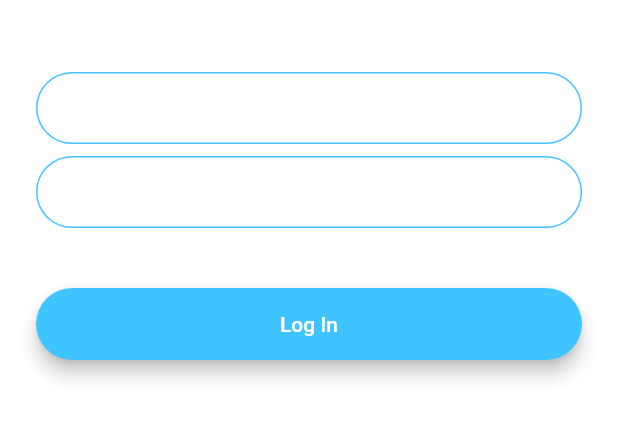
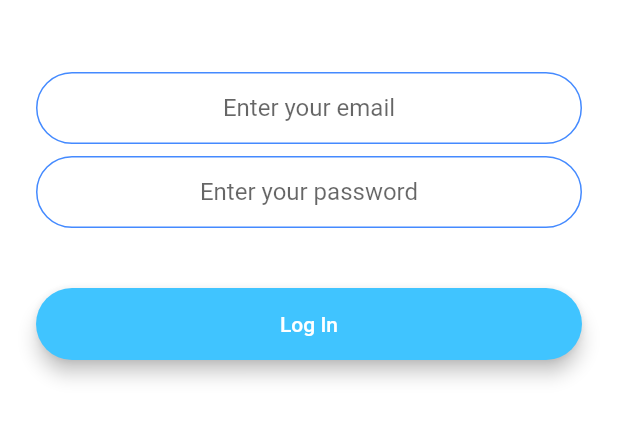
Before and after one commit to londonappbrewery/flash-chat-flutter, a Flutter app: the screen it shows after launch, after a tap on "Log In", on a phone screen of 412 x 824 dp, the part 576-1018 px from its top. Run offline on Flutter 3.47's test engine with Material 2 defaults, Android fonts, the phone set to English and light mode, and no system bars; our stand-ins replace animated_text_kit, firebase_auth; accounts and stored records are empty.

```diff
--- /dev/null
+++ b/lib/components/rounded_button.dart
@@ -0,0 +1,31 @@
+import 'package:flutter/material.dart';
+
+class RoundedButton extends StatelessWidget {
+  RoundedButton({this.color,this.onPressed, this.title});
+  final Color color;
+  final String title;
+  final Function onPressed;
+
+  @override
+  Widget build(BuildContext context) {
+    return Padding(
+      padding: EdgeInsets.symmetric(vertical: 16.0),
+      child: Material(
+        elevation: 5.0,
+        color: color,
+        borderRadius: BorderRadius.circular(30.0),
+        child: MaterialButton(
+          onPressed: onPressed,
+          minWidth: 200.0,
+          height: 42.0,
+          child: Text(
+              title,
+            style: TextStyle(
+              color: Colors.white,
+            ),
+          ),
+        ),
+      ),
+    );
+  }
+}
--- a/lib/constants.dart
+++ b/lib/constants.dart
@@ -17,3 +17,20 @@ const kMessageContainerDecoration = BoxDecoration(
     top: BorderSide(color: Colors.lightBlueAccent, width: 2.0),
   ),
 );
+
+const kTextFieldDecoration = InputDecoration(
+  hintText: 'Enter your password',
+  contentPadding:
+  EdgeInsets.symmetric(vertical: 10.0, horizontal: 20.0),
+  border: OutlineInputBorder(
+    borderRadius: BorderRadius.all(Radius.circular(32.0)),
+  ),
+  enabledBorder: OutlineInputBorder(
+    borderSide: BorderSide(color: Colors.blueAccent, width: 1.0),
+    borderRadius: BorderRadius.all(Radius.circular(32.0)),
+  ),
+  focusedBorder: OutlineInputBorder(
+    borderSide: BorderSide(color: Colors.blueAccent, width: 2.0),
+    borderRadius: BorderRadius.all(Radius.circular(32.0)),
+  ),
+);
--- a/lib/main.dart
+++ b/lib/main.dart
@@ -10,11 +10,6 @@ class FlashChat extends StatelessWidget {
   @override
   Widget build(BuildContext context) {
     return MaterialApp(
-      theme: ThemeData.dark().copyWith(
-        textTheme: TextTheme(
-          body1: TextStyle(color: Colors.black54),
-        ),
-      ),
       initialRoute: WelcomeScreen.id,
       routes: {
         WelcomeScreen.id: (context)=> WelcomeScreen(),
--- a/lib/screens/login_screen.dart
+++ b/lib/screens/login_screen.dart
@@ -1,4 +1,6 @@
 import 'package:flutter/material.dart';
+import 'package:flash_chat/components/rounded_button.dart';
+import 'package:flash_chat/constants.dart';
 
 class LoginScreen extends StatefulWidget {
   static String id = 'login_screen';
@@ -29,74 +31,34 @@ class _LoginScreenState extends State<LoginScreen> {
               height: 48.0,
             ),
             TextField(
+              keyboardType: TextInputType.emailAddress,
+              textAlign: TextAlign.center,
               onChanged: (value) {
                 //Do something with the user input.
               },
-              decoration: InputDecoration(
-                hintText: 'Enter your email',
-                contentPadding:
-                    EdgeInsets.symmetric(vertical: 10.0, horizontal: 20.0),
-                border: OutlineInputBorder(
-                  borderRadius: BorderRadius.all(Radius.circular(32.0)),
-                ),
-                enabledBorder: OutlineInputBorder(
-                  borderSide:
-                      BorderSide(color: Colors.lightBlueAccent, width: 1.0),
-                  borderRadius: BorderRadius.all(Radius.circular(32.0)),
-                ),
-                focusedBorder: OutlineInputBorder(
-                  borderSide:
-                      BorderSide(color: Colors.lightBlueAccent, width: 2.0),
-                  borderRadius: BorderRadius.all(Radius.circular(32.0)),
-                ),
-              ),
+              decoration: kTextFieldDecoration.copyWith(hintText: "Enter your email"),
             ),
             SizedBox(
               height: 8.0,
             ),
             TextField(
+              obscureText: true,
+              textAlign: TextAlign.center,
               onChanged: (value) {
                 //Do something with the user input.
               },
-              decoration: InputDecoration(
-                hintText: 'Enter your password.',
-                contentPadding:
-                    EdgeInsets.symmetric(vertical: 10.0, horizontal: 20.0),
-                border: OutlineInputBorder(
-                  borderRadius: BorderRadius.all(Radius.circular(32.0)),
-                ),
-                enabledBorder: OutlineInputBorder(
-                  borderSide:
-                      BorderSide(color: Colors.lightBlueAccent, width: 1.0),
-                  borderRadius: BorderRadius.all(Radius.circular(32.0)),
-                ),
-                focusedBorder: OutlineInputBorder(
-                  borderSide:
-                      BorderSide(color: Colors.lightBlueAccent, width: 2.0),
-                  borderRadius: BorderRadius.all(Radius.circular(32.0)),
-                ),
-              ),
+              decoration: kTextFieldDecoration.copyWith(hintText: "Enter your password")
             ),
             SizedBox(
               height: 24.0,
             ),
-            Padding(
-              padding: EdgeInsets.symmetric(vertical: 16.0),
-              child: Material(
-                color: Colors.lightBlueAccent,
-                borderRadius: BorderRadius.all(Radius.circular(30.0)),
-                elevation: 5.0,
-                child: MaterialButton(
-                  onPressed: () {
-                    //Implement login functionality.
-                  },
-                  minWidth: 200.0,
-                  height: 42.0,
-                  child: Text(
-                    'Log In',
-                  ),
-                ),
-              ),
+            RoundedButton(
+              title: 'Log In',
+              color: Colors.lightBlueAccent,
+              onPressed: () {
+                //Go to login screen.
+
+              },
             ),
           ],
         ),
--- a/pubspec.yaml
+++ b/pubspec.yaml
@@ -12,6 +12,9 @@ dependencies:
 
   cupertino_icons: ^0.1.2
   animated_text_kit: ^1.3.1
+  firebase_core: ^0.3.4
+  firebase_auth: ^0.8.4+4
+  cloud_firestore: ^0.9.13+1
 
 dev_dependencies:
   flutter_test:
```
Also changed, not shown: lib/screens/chat_screen.dart (+25 -0 lines), lib/screens/registration_screen.dart (+27 -34 lines), pubspec.lock, 8 other files.
